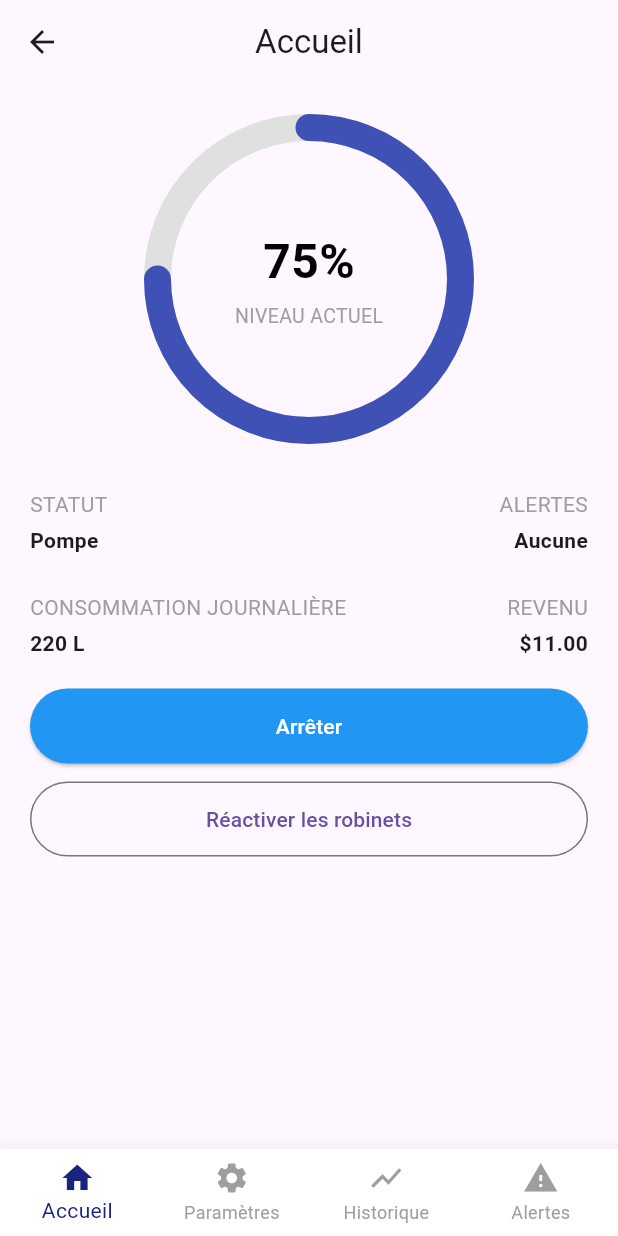
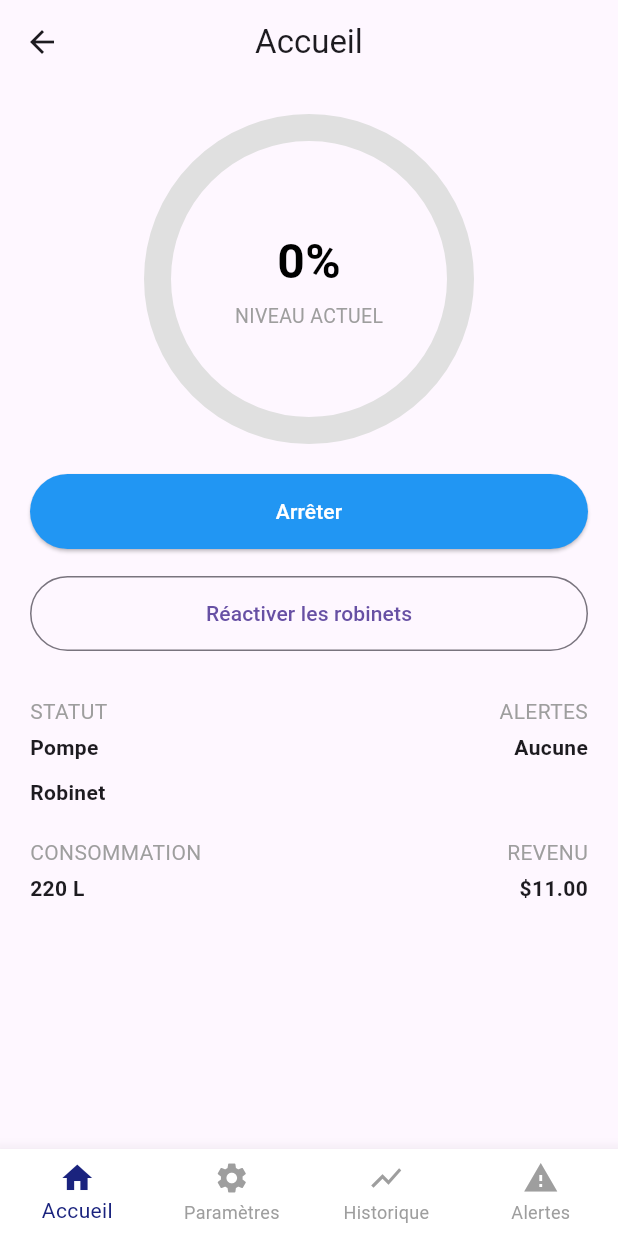
Before and after one commit to 22mk294/GestioCiterneMobile, a Flutter app: the EcranAccueil screen opened by its route, on a phone screen of 412 x 824 dp. Run offline on Flutter 3.47's test engine with Material 3 defaults, Android fonts, the phone set to English and light mode, and no system bars.

Commit message:
mise a jour de l'interface Accueil

```diff
--- a/lib/vues/ecrans/ecran_accueil.dart
+++ b/lib/vues/ecrans/ecran_accueil.dart
@@ -22,13 +22,13 @@ class EcranAccueil extends StatelessWidget {
               height: 220,
               width: 220,
               child: CustomPaint(
-                painter: CercleEauPainter(pourcentage: 0.75),
+                painter: CercleEauPainter(pourcentage: 0.0),
                 child: Center(
                   child: Column(
                     mainAxisSize: MainAxisSize.min,
                     children: const [
                       Text(
-                        '75%',
+                        '0%',
                         style: TextStyle(
                           fontSize: 32,
                           fontWeight: FontWeight.bold,
@@ -46,6 +46,35 @@ class EcranAccueil extends StatelessWidget {
                     ],
                   ),
                 ),
+              ),
+            ),
+
+
+            const SizedBox(height: 20),
+            // Bouton principal
+            SizedBox(
+              width: double.infinity,
+              child: ElevatedButton(
+                onPressed: () {},
+                style: ElevatedButton.styleFrom(
+                  padding: const EdgeInsets.symmetric(vertical: 15),
+                  backgroundColor: Colors.blue,
+                ),
+                child: const Text("Arrêter",
+                style: const TextStyle(color: Colors.white),
+                ),
+              ),
+            ),
+            const SizedBox(height: 18),
+            // Bouton secondaire
+            SizedBox(
+              width: double.infinity,
+              child: OutlinedButton(
+                onPressed: () {},
+                style: OutlinedButton.styleFrom(
+                  padding: const EdgeInsets.symmetric(vertical: 15),
+                ),
+                child: const Text("Réactiver les robinets"),
               ),
             ),
             const SizedBox(height: 30),
@@ -71,7 +100,20 @@ class EcranAccueil extends StatelessWidget {
                 ),
               ],
             ),
-            const SizedBox(height: 25),
+            const SizedBox(height: 10),
+            Row(
+              mainAxisAlignment: MainAxisAlignment.spaceBetween,
+              children: const [
+                Column(
+                  crossAxisAlignment: CrossAxisAlignment.start,
+                  children: [
+                    Text('Robinet', style: TextStyle(fontWeight: FontWeight.bold)),
+                  ],
+                ),
+
+              ],
+            ),
+            const SizedBox(height: 20),
             // Données
             Row(
               mainAxisAlignment: MainAxisAlignment.spaceBetween,
@@ -79,7 +121,7 @@ class EcranAccueil extends StatelessWidget {
                 Column(
                   crossAxisAlignment: CrossAxisAlignment.start,
                   children: [
-                    Text('CONSOMMATION JOURNALIÈRE', style: TextStyle(color: Colors.grey)),
+                    Text('CONSOMMATION', style: TextStyle(color: Colors.grey)),
                     SizedBox(height: 4),
                     Text('220 L', style: TextStyle(fontWeight: FontWeight.bold)),
                   ],
@@ -94,35 +136,9 @@ class EcranAccueil extends StatelessWidget {
                 ),
               ],
             ),
-            const SizedBox(height: 20),
-            // Bouton principal
-            SizedBox(
-              width: double.infinity,
-              child: ElevatedButton(
-                onPressed: () {},
-                style: ElevatedButton.styleFrom(
-                  padding: const EdgeInsets.symmetric(vertical: 15),
-                  backgroundColor: Colors.blue,
-                ),
-                child: const Text("Arrêter",
-                style: const TextStyle(color: Colors.white),
-                ),
-              ),
-            ),
-            const SizedBox(height: 12),
-            // Bouton secondaire
-            SizedBox(
-              width: double.infinity,
-              child: OutlinedButton(
-                onPressed: () {},
-                style: OutlinedButton.styleFrom(
-                  padding: const EdgeInsets.symmetric(vertical: 15),
-                ),
-                child: const Text("Réactiver les robinets"),
-              ),
-            ),
 
           ],
+
         ),
       ),
       bottomNavigationBar: BarreNavigationInferieure(
```
